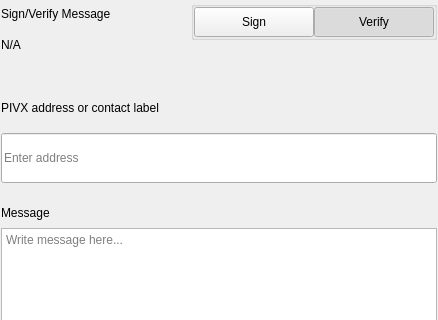
Before: the Qt Designer form src/qt/dogec/settings/forms/settingssignmessagewidgets.ui in kyeno/dogecash, drawn with Qt 5; both pictures show x 0 to 438 and y 0 to 320 of the 438 by 579 pixel window.
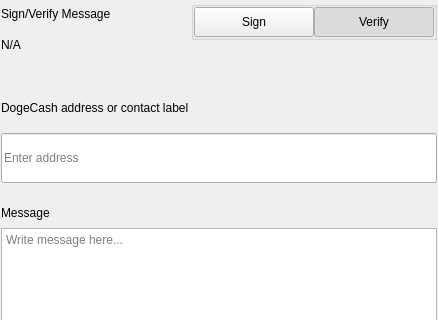
After: the same form once the commit is applied.

Patch:
```diff
--- a/src/qt/dogec/settings/forms/settingssignmessagewidgets.ui
+++ b/src/qt/dogec/settings/forms/settingssignmessagewidgets.ui
@@ -276,7 +276,7 @@
                </size>
               </property>
               <property name="text">
-               <string>PIVX address or contact label</string>
+               <string>DogeCash address or contact label</string>
               </property>
              </widget>
             </item>
```
